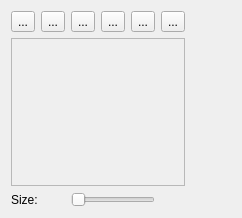
This is krita/plugins/viewplugins/painterlymixer/kis_painterlymixer.ui in KDE/krita as Qt 5 draws it before an edit. The edited form follows.
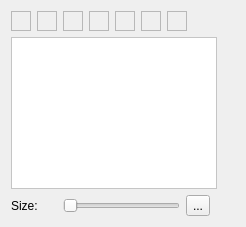
This is the edited form.

Commit message: Some code and *a lot of todo* (look at kis_painterlymixer.cpp)

What changed in the file:
```diff
--- a/krita/plugins/viewplugins/painterlymixer/kis_painterlymixer.ui
+++ b/krita/plugins/viewplugins/painterlymixer/kis_painterlymixer.ui
@@ -5,8 +5,8 @@
    <rect>
     <x>0</x>
     <y>0</y>
-    <width>242</width>
-    <height>218</height>
+    <width>246</width>
+    <height>227</height>
    </rect>
   </property>
   <property name="windowTitle" >
@@ -14,49 +14,151 @@
   </property>
   <layout class="QGridLayout" >
    <item row="0" column="0" >
-    <widget class="QToolButton" name="toolButton" >
-     <property name="text" >
-      <string>...</string>
+    <widget class="QFrame" name="frame_12" >
+     <property name="minimumSize" >
+      <size>
+       <width>20</width>
+       <height>20</height>
+      </size>
+     </property>
+     <property name="maximumSize" >
+      <size>
+       <width>20</width>
+       <height>20</height>
+      </size>
+     </property>
+     <property name="frameShape" >
+      <enum>QFrame::StyledPanel</enum>
+     </property>
+     <property name="frameShadow" >
+      <enum>QFrame::Raised</enum>
      </property>
     </widget>
    </item>
    <item row="0" column="1" >
-    <widget class="QToolButton" name="toolButton_3" >
-     <property name="text" >
-      <string>...</string>
+    <widget class="QFrame" name="frame_11" >
+     <property name="minimumSize" >
+      <size>
+       <width>20</width>
+       <height>20</height>
+      </size>
+     </property>
+     <property name="maximumSize" >
+      <size>
+       <width>20</width>
+       <height>20</height>
+      </size>
+     </property>
+     <property name="frameShape" >
+      <enum>QFrame::StyledPanel</enum>
+     </property>
+     <property name="frameShadow" >
+      <enum>QFrame::Raised</enum>
      </property>
     </widget>
    </item>
    <item row="0" column="2" >
-    <widget class="QToolButton" name="toolButton_4" >
-     <property name="text" >
-      <string>...</string>
+    <widget class="QFrame" name="frame_10" >
+     <property name="minimumSize" >
+      <size>
+       <width>20</width>
+       <height>20</height>
+      </size>
+     </property>
+     <property name="maximumSize" >
+      <size>
+       <width>20</width>
+       <height>20</height>
+      </size>
+     </property>
+     <property name="frameShape" >
+      <enum>QFrame::StyledPanel</enum>
+     </property>
+     <property name="frameShadow" >
+      <enum>QFrame::Raised</enum>
      </property>
     </widget>
    </item>
    <item row="0" column="3" >
-    <widget class="QToolButton" name="toolButton_5" >
-     <property name="text" >
-      <string>...</string>
+    <widget class="QFrame" name="frame_9" >
+     <property name="minimumSize" >
+      <size>
+       <width>20</width>
+       <height>20</height>
+      </size>
+     </property>
+     <property name="maximumSize" >
+      <size>
+       <width>20</width>
+       <height>20</height>
+      </size>
+     </property>
+     <property name="frameShape" >
+      <enum>QFrame::StyledPanel</enum>
+     </property>
+     <property name="frameShadow" >
+      <enum>QFrame::Raised</enum>
      </property>
     </widget>
    </item>
    <item row="0" column="4" >
-    <widget class="QToolButton" name="toolButton_6" >
-     <property name="text" >
-      <string>...</string>
+    <widget class="QFrame" name="frame_7" >
+     <property name="minimumSize" >
+      <size>
+       <width>20</width>
+       <height>20</height>
+      </size>
+     </property>
+     <property name="maximumSize" >
+      <size>
+       <width>20</width>
+       <height>20</height>
+      </size>
+     </property>
+     <property name="frameShape" >
+      <enum>QFrame::StyledPanel</enum>
+     </property>
+     <property name="frameShadow" >
+      <enum>QFrame::Raised</enum>
      </property>
     </widget>
    </item>
    <item row="0" column="5" >
-    <widget class="QToolButton" name="toolButton_7" >
-     <property name="text" >
-      <string>...</string>
+    <widget class="QFrame" name="frame_8" >
+     <property name="minimumSize" >
+      <size>
+       <width>20</width>
+       <height>20</height>
+      </size>
      </property>
+     <property name="maximumSize" >
+      <size>
+       <width>20</width>
+       <height>20</height>
+      </size>
+     </property>
+     <property name="frameShape" >
+      <enum>QFrame::StyledPanel</enum>
+     </property>
+     <property name="frameShadow" >
+      <enum>QFrame::Raised</enum>
+     </property>
     </widget>
    </item>
-   <item row="1" column="0" colspan="6" >
-    <widget class="QFrame" name="frame" >
+   <item row="0" column="6" colspan="2" >
+    <widget class="QFrame" name="frame_6" >
+     <property name="minimumSize" >
+      <size>
+       <width>20</width>
+       <height>20</height>
+      </size>
+     </property>
+     <property name="maximumSize" >
+      <size>
+       <width>20</width>
+       <height>20</height>
+      </size>
+     </property>
      <property name="frameShape" >
       <enum>QFrame::StyledPanel</enum>
      </property>
@@ -65,6 +167,297 @@
      </property>
     </widget>
    </item>
+   <item row="0" column="8" colspan="2" >
+    <spacer>
+     <property name="orientation" >
+      <enum>Qt::Horizontal</enum>
+     </property>
+     <property name="sizeHint" >
+      <size>
+       <width>31</width>
+       <height>20</height>
+      </size>
+     </property>
+    </spacer>
+   </item>
+   <item row="1" column="0" colspan="9" >
+    <widget class="QFrame" name="m_canvas" >
+     <property name="sizePolicy" >
+      <sizepolicy vsizetype="Preferred" hsizetype="Expanding" >
+       <horstretch>0</horstretch>
+       <verstretch>0</verstretch>
+      </sizepolicy>
+     </property>
+     <property name="minimumSize" >
+      <size>
+       <width>0</width>
+       <height>150</height>
+      </size>
+     </property>
+     <property name="palette" >
+      <palette>
+       <active>
+        <colorrole role="WindowText" >
+         <brush brushstyle="SolidPattern" >
+          <color alpha="255" >
+           <red>0</red>
+           <green>0</green>
+           <blue>0</blue>
+          </color>
+         </brush>
+        </colorrole>
+        <colorrole role="Button" >
+         <brush brushstyle="SolidPattern" >
+          <color alpha="255" >
+           <red>255</red>
+           <green>255</green>
+           <blue>255</blue>
+          </color>
+         </brush>
+        </colorrole>
+        <colorrole role="Dark" >
+         <brush brushstyle="SolidPattern" >
+          <color alpha="255" >
+           <red>127</red>
+           <green>127</green>
+           <blue>127</blue>
+          </color>
+         </brush>
+        </colorrole>
+        <colorrole role="Mid" >
+         <brush brushstyle="SolidPattern" >
+          <color alpha="255" >
+           <red>170</red>
+           <green>170</green>
+           <blue>170</blue>
+          </color>
+         </brush>
+        </colorrole>
+        <colorrole role="Text" >
+         <brush brushstyle="SolidPattern" >
+          <color alpha="255" >
+           <red>0</red>
+           <green>0</green>
+           <blue>0</blue>
+          </color>
+         </brush>
+        </colorrole>
+        <colorrole role="ButtonText" >
+         <brush brushstyle="SolidPattern" >
+          <color alpha="255" >
+           <red>0</red>
+           <green>0</green>
+           <blue>0</blue>
+          </color>
+         </brush>
+        </colorrole>
+        <colorrole role="Base" >
+         <brush brushstyle="SolidPattern" >
+          <color alpha="255" >
+           <red>255</red>
+           <green>255</green>
+           <blue>255</blue>
+          </color>
+         </brush>
+        </colorrole>
+        <colorrole role="Window" >
+         <brush brushstyle="SolidPattern" >
+          <color alpha="255" >
+           <red>255</red>
+           <green>255</green>
+           <blue>255</blue>
+          </color>
+         </brush>
+        </colorrole>
+        <colorrole role="AlternateBase" >
+         <brush brushstyle="SolidPattern" >
+          <color alpha="255" >
+           <red>255</red>
+           <green>255</green>
+           <blue>255</blue>
+          </color>
+         </brush>
+        </colorrole>
+       </active>
+       <inactive>
+        <colorrole role="WindowText" >
+         <brush brushstyle="SolidPattern" >
+          <color alpha="255" >
+           <red>0</red>
+           <green>0</green>
+           <blue>0</blue>
+          </color>
+         </brush>
+        </colorrole>
+        <colorrole role="Button" >
+         <brush brushstyle="SolidPattern" >
+          <color alpha="255" >
+           <red>255</red>
+           <green>255</green>
+           <blue>255</blue>
+          </color>
+         </brush>
+        </colorrole>
+        <colorrole role="Dark" >
+         <brush brushstyle="SolidPattern" >
+          <color alpha="255" >
+           <red>127</red>
+           <green>127</green>
+           <blue>127</blue>
+          </color>
+         </brush>
+        </colorrole>
+        <colorrole role="Mid" >
+         <brush brushstyle="SolidPattern" >
+          <color alpha="255" >
+           <red>170</red>
+           <green>170</green>
+           <blue>170</blue>
+          </color>
+         </brush>
+        </colorrole>
+        <colorrole role="Text" >
+         <brush brushstyle="SolidPattern" >
+          <color alpha="255" >
+           <red>0</red>
+           <green>0</green>
+           <blue>0</blue>
+          </color>
+         </brush>
+        </colorrole>
+        <colorrole role="ButtonText" >
+         <brush brushstyle="SolidPattern" >
+          <color alpha="255" >
+           <red>0</red>
+           <green>0</green>
+           <blue>0</blue>
+          </color>
+         </brush>
+        </colorrole>
+        <colorrole role="Base" >
+         <brush brushstyle="SolidPattern" >
+          <color alpha="255" >
+           <red>255</red>
+           <green>255</green>
+           <blue>255</blue>
+          </color>
+         </brush>
+        </colorrole>
+        <colorrole role="Window" >
+         <brush brushstyle="SolidPattern" >
+          <color alpha="255" >
+           <red>255</red>
+           <green>255</green>
+           <blue>255</blue>
+          </color>
+         </brush>
+        </colorrole>
+        <colorrole role="AlternateBase" >
+         <brush brushstyle="SolidPattern" >
+          <color alpha="255" >
+           <red>255</red>
+           <green>255</green>
+           <blue>255</blue>
+          </color>
+         </brush>
+        </colorrole>
+       </inactive>
+       <disabled>
+        <colorrole role="WindowText" >
+         <brush brushstyle="SolidPattern" >
+          <color alpha="255" >
+           <red>127</red>
+           <green>127</green>
+           <blue>127</blue>
+          </color>
+         </brush>
+        </colorrole>
+        <colorrole role="Button" >
+         <brush brushstyle="SolidPattern" >
+          <color alpha="255" >
+           <red>255</red>
+           <green>255</green>
+           <blue>255</blue>
+          </color>
+         </brush>
+        </colorrole>
+        <colorrole role="Dark" >
+         <brush brushstyle="SolidPattern" >
+          <color alpha="255" >
+           <red>127</red>
+           <green>127</green>
+           <blue>127</blue>
+          </color>
+         </brush>
+        </colorrole>
+        <colorrole role="Mid" >
+         <brush brushstyle="SolidPattern" >
+          <color alpha="255" >
+           <red>170</red>
+           <green>170</green>
+           <blue>170</blue>
+          </color>
+         </brush>
+        </colorrole>
+        <colorrole role="Text" >
+         <brush brushstyle="SolidPattern" >
+          <color alpha="255" >
+           <red>127</red>
+           <green>127</green>
+           <blue>127</blue>
+          </color>
+         </brush>
+        </colorrole>
+        <colorrole role="ButtonText" >
+         <brush brushstyle="SolidPattern" >
+          <color alpha="255" >
+           <red>127</red>
+           <green>127</green>
+           <blue>127</blue>
+          </color>
+         </brush>
+        </colorrole>
+        <colorrole role="Base" >
+         <brush brushstyle="SolidPattern" >
+          <color alpha="255" >
+           <red>255</red>
+           <green>255</green>
+           <blue>255</blue>
+          </color>
+         </brush>
+        </colorrole>
+        <colorrole role="Window" >
+         <brush brushstyle="SolidPattern" >
+          <color alpha="255" >
+           <red>255</red>
+           <green>255</green>
+           <blue>255</blue>
+          </color>
+         </brush>
+        </colorrole>
+        <colorrole role="AlternateBase" >
+         <brush brushstyle="SolidPattern" >
+          <color alpha="255" >
+           <red>255</red>
+           <green>255</green>
+           <blue>255</blue>
+          </color>
+         </brush>
+        </colorrole>
+       </disabled>
+      </palette>
+     </property>
+     <property name="autoFillBackground" >
+      <bool>true</bool>
+     </property>
+     <property name="frameShape" >
+      <enum>QFrame::StyledPanel</enum>
+     </property>
+     <property name="frameShadow" >
+      <enum>QFrame::Sunken</enum>
+     </property>
+    </widget>
+   </item>
    <item row="2" column="0" colspan="2" >
     <widget class="QLabel" name="label" >
      <property name="text" >
@@ -72,25 +465,19 @@
      </property>
     </widget>
    </item>
-   <item row="2" column="2" colspan="3" >
+   <item row="2" column="2" colspan="5" >
     <widget class="QSlider" name="horizontalSlider" >
      <property name="orientation" >
       <enum>Qt::Horizontal</enum>
      </property>
     </widget>
    </item>
-   <item rowspan="2" row="0" column="6" >
-    <spacer>
-     <property name="orientation" >
-      <enum>Qt::Horizontal</enum>
+   <item row="2" column="7" colspan="2" >
+    <widget class="QToolButton" name="toolButton_3" >
+     <property name="text" >
+      <string>...</string>
      </property>
-     <property name="sizeHint" >
-      <size>
-       <width>40</width>
-       <height>20</height>
-      </size>
-     </property>
-    </spacer>
+    </widget>
    </item>
   </layout>
  </widget>
```
The commit also changes 2 other files.
